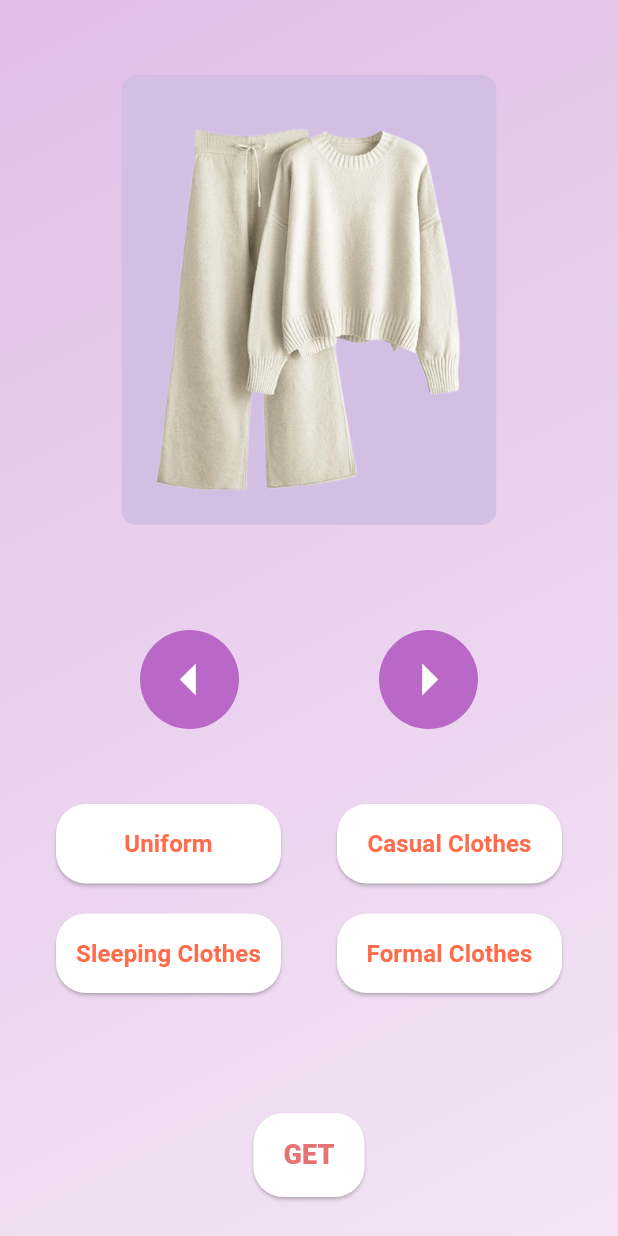
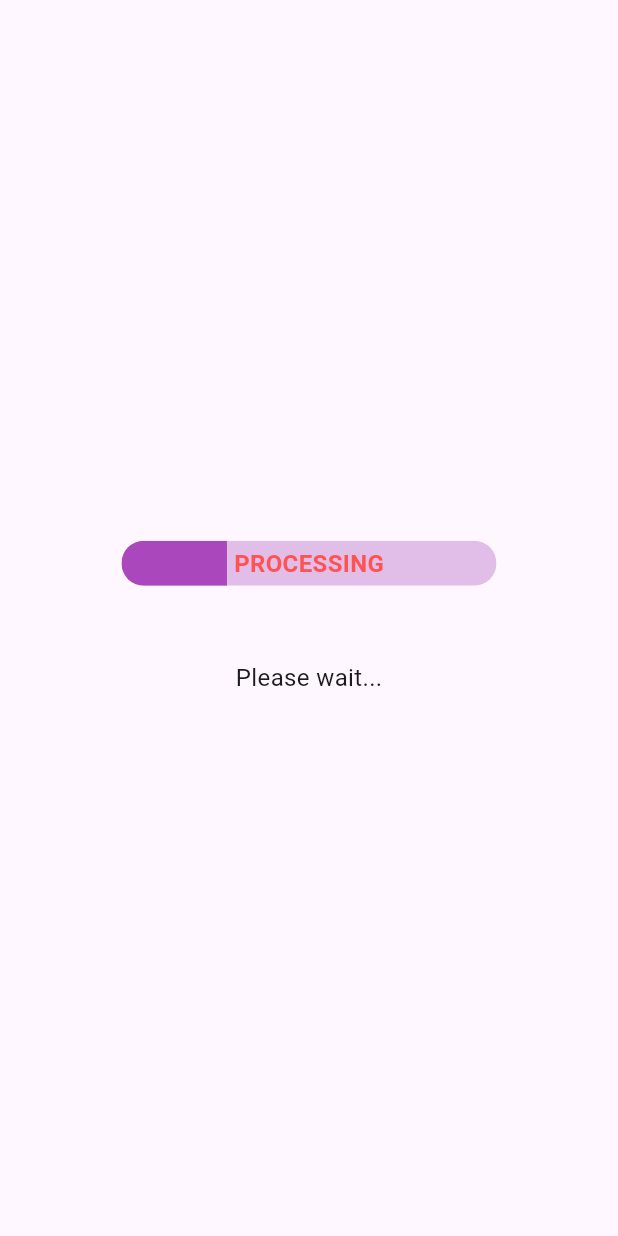
Before and after one commit to larleynn/Feroser, a Flutter app: the PickerPage screen opened directly, after a tap on "GET", on a phone screen of 412 x 824 dp. Run offline on Flutter 3.47's test engine with Material 3 defaults, Android fonts, the phone set to English and light mode, and no system bars; drawn by our look-alikes of carousel_slider.

Commit message:
Frontend Changes
Frontend Changes
-newly added dart pages
-dart pages modified

```diff
--- a/lib/PickerPage.dart
+++ b/lib/PickerPage.dart
@@ -1,6 +1,8 @@
 import 'dart:async';
+import 'package:carousel_slider/carousel_slider.dart';
 import 'package:flutter/material.dart';
-import 'package:carousel_slider/carousel_slider.dart';
+import 'prevNext.dart';
+import 'header.dart';
 
 class PickerPage extends StatefulWidget {
   const PickerPage({super.key});
@@ -10,7 +12,6 @@ class PickerPage extends StatefulWidget {
 }
 
 class _PickerPageState extends State<PickerPage> {
-  // List of image paths for the carousel
   final List<String> imagePaths = [
     'autopick/app/images/casual_clothes.png',
     'autopick/app/images/formal_clothes.png',
@@ -18,36 +19,53 @@ class _PickerPageState extends State<PickerPage> {
     'autopick/app/images/uniform.png',
   ];
 
-  // Variable to control the currently displayed image
+  int _currentIndex = 0;
+
   String? _selectedImage;
   Timer? _timer;
 
-  // Function to handle button press logic
   void _showImageForDuration(String imagePath) {
     setState(() {
-      _selectedImage = imagePath; // Set the selected image
+      _selectedImage = imagePath;
     });
 
-    // Cancel any existing timer
     _timer?.cancel();
 
-    // Set a timer to revert back to carousel after 3 seconds
     _timer = Timer(const Duration(seconds: 3), () {
       setState(() {
-        _selectedImage = null; // Reset to carousel mode
+        _selectedImage = null;
       });
+    });
+  }
+
+  void _nextImage() {
+    setState(() {
+      _currentIndex = (_currentIndex + 1) % imagePaths.length; // Go to next image
+      _selectedImage = imagePaths[_currentIndex];
+    });
+  }
+
+  void _previousImage() {
+    setState(() {
+      _currentIndex = (_currentIndex - 1 + imagePaths.length) % imagePaths.length; // Go to previous image
+      _selectedImage = imagePaths[_currentIndex];
     });
   }
 
   @override
   void dispose() {
-    _timer?.cancel(); // Cancel the timer when the widget is disposed
+    _timer?.cancel();
     super.dispose();
   }
 
   @override
   Widget build(BuildContext context) {
     return Scaffold(
+      extendBodyBehindAppBar: true,
+      appBar: const SharedHeader(
+        title: '',
+        showNotificationIcon: true,
+      ),
       body: Container(
         width: double.infinity,
         height: double.infinity,
@@ -65,16 +83,15 @@ class _PickerPageState extends State<PickerPage> {
           child: Column(
             mainAxisAlignment: MainAxisAlignment.center,
             children: [
-              const SizedBox(height: 50),
-              // Display either the selected image or the carousel
+              const SizedBox(height: 80),
               if (_selectedImage != null)
                 ClipRRect(
                   borderRadius: BorderRadius.circular(10),
                   child: Container(
                     width: 250,
                     height: 300,
-                    decoration: BoxDecoration(
-                      color: const Color(0xFFD4BFE4),
+                    decoration: const BoxDecoration(
+                      color: Color(0xFFD4BFE4),
                     ),
                     child: FittedBox(
                       fit: BoxFit.contain,
@@ -100,8 +117,8 @@ class _PickerPageState extends State<PickerPage> {
                       child: Container(
                         width: 250,
                         height: 300,
-                        decoration: BoxDecoration(
-                          color: const Color(0xFFD4BFE4),
+                        decoration: const BoxDecoration(
+                          color: Color(0xFFD4BFE4),
                         ),
                         child: FittedBox(
                           fit: BoxFit.contain,
@@ -115,8 +132,7 @@ class _PickerPageState extends State<PickerPage> {
                     );
                   }).toList(),
                 ),
-              const SizedBox(height: 70),
-              // Arrow Buttons
+              const SizedBox(height: 20),
               Row(
                 mainAxisAlignment: MainAxisAlignment.spaceEvenly,
                 children: [
@@ -127,9 +143,7 @@ class _PickerPageState extends State<PickerPage> {
                     ),
                     child: IconButton(
                       icon: const Icon(Icons.arrow_left, size: 50, color: Colors.white),
-                      onPressed: () {
-                        // Logic to rotate or pick previous item
-                      },
+                      onPressed: _previousImage, // Call _previousImage on press
                     ),
                   ),
                   Container(
@@ -139,15 +153,12 @@ class _PickerPageState extends State<PickerPage> {
                     ),
                     child: IconButton(
                       icon: const Icon(Icons.arrow_right, size: 50, color: Colors.white),
-                      onPressed: () {
-                        // Logic to rotate or pick next item
-                      },
+                      onPressed: _nextImage, // Call _nextImage on press
                     ),
                   ),
                 ],
               ),
-              const SizedBox(height: 50),
-              // Additional Buttons Below Arrows
+              const SizedBox(height: 30),
               Column(
                 children: [
                   Row(
@@ -157,7 +168,7 @@ class _PickerPageState extends State<PickerPage> {
                         width: 150,
                         child: ElevatedButton(
                           style: ElevatedButton.styleFrom(
-                            foregroundColor: const Color(0xFFFF6C4B),
+                            foregroundColor: Colors.redAccent,
                             backgroundColor: Colors.white,
                             shape: RoundedRectangleBorder(
                               borderRadius: BorderRadius.circular(20),
@@ -165,21 +176,14 @@ class _PickerPageState extends State<PickerPage> {
                             padding: const EdgeInsets.symmetric(vertical: 15),
                           ),
                           onPressed: () => _showImageForDuration('autopick/app/images/uniform.png'),
-                          child: const Text(
-                            'Uniform',
-                            textAlign: TextAlign.center,
-                            style: TextStyle(
-                              fontSize: 16,
-                              fontWeight: FontWeight.bold,
-                            ),
-                          ),
+                          child: const Text('Uniform', style: TextStyle(fontSize: 16, fontWeight: FontWeight.bold)),
                         ),
                       ),
                       SizedBox(
                         width: 150,
                         child: ElevatedButton(
                           style: ElevatedButton.styleFrom(
-                            foregroundColor: const Color(0xFFFF6C4B),
+                            foregroundColor: Colors.redAccent,
                             backgroundColor: Colors.white,
                             shape: RoundedRectangleBorder(
                               borderRadius: BorderRadius.circular(20),
@@ -187,19 +191,12 @@ class _PickerPageState extends State<PickerPage> {
                             padding: const EdgeInsets.symmetric(vertical: 15),
                           ),
                           onPressed: () => _showImageForDuration('autopick/app/images/casual_clothes.png'),
-                          child: const Text(
-                            'Casual Clothes',
-                            textAlign: TextAlign.center,
-                            style: TextStyle(
-                              fontSize: 16,
-                              fontWeight: FontWeight.bold,
-                            ),
-                          ),
+                          child: const Text('Casual Clothes', style: TextStyle(fontSize: 16, fontWeight: FontWeight.bold)),
                         ),
                       ),
                     ],
                   ),
-                  const SizedBox(height: 20),
+                  const SizedBox(height: 10),
                   Row(
                     mainAxisAlignment: MainAxisAlignment.spaceEvenly,
                     children: [
@@ -207,7 +204,7 @@ class _PickerPageState extends State<PickerPage> {
                         width: 150,
                         child: ElevatedButton(
                           style: ElevatedButton.styleFrom(
-                            foregroundColor: const Color(0xFFFF6C4B),
+                            foregroundColor: Colors.redAccent,
                             backgroundColor: Colors.white,
                             shape: RoundedRectangleBorder(
                               borderRadius: BorderRadius.circular(20),
@@ -215,21 +212,14 @@ class _PickerPageState extends State<PickerPage> {
                             padding: const EdgeInsets.symmetric(vertical: 15),
                           ),
                           onPressed: () => _showImageForDuration('autopick/app/images/sleeping_clothes.png'),
-                          child: const Text(
-                            'Sleeping Clothes',
-                            textAlign: TextAlign.center,
-                            style: TextStyle(
-                              fontSize: 16,
-                              fontWeight: FontWeight.bold,
-                            ),
-                          ),
+                          child: const Text('Sleeping Clothes', style: TextStyle(fontSize: 16, fontWeight: FontWeight.bold)),
                         ),
                       ),
                       SizedBox(
                         width: 150,
                         child: ElevatedButton(
                           style: ElevatedButton.styleFrom(
-                            foregroundColor: const Color(0xFFFF6C4B),
+                            foregroundColor: Colors.redAccent,
                             backgroundColor: Colors.white,
                             shape: RoundedRectangleBorder(
                               borderRadius: BorderRadius.circular(20),
@@ -237,25 +227,17 @@ class _PickerPageState extends State<PickerPage> {
                             padding: const EdgeInsets.symmetric(vertical: 15),
                           ),
                           onPressed: () => _showImageForDuration('autopick/app/images/formal_clothes.png'),
-                          child: const Text(
-                            'Formal Clothes',
-                            textAlign: TextAlign.center,
-                            style: TextStyle(
-                              fontSize: 16,
-                              fontWeight: FontWeight.bold,
-                            ),
-                          ),
+                          child: const Text('Formal Clothes', style: TextStyle(fontSize: 16, fontWeight: FontWeight.bold)),
                         ),
                       ),
                     ],
                   ),
                 ],
               ),
-              const SizedBox(height: 80),
-              // Get Button
+              const SizedBox(height: 30),
               ElevatedButton(
                 style: ElevatedButton.styleFrom(
-                  foregroundColor: Colors.red[300],
+                  foregroundColor: Colors.redAccent,
                   backgroundColor: Colors.white,
                   shape: RoundedRectangleBorder(
                     borderRadius: BorderRadius.circular(20),
@@ -263,15 +245,13 @@ class _PickerPageState extends State<PickerPage> {
                   padding: const EdgeInsets.symmetric(horizontal: 20, vertical: 15),
                 ),
                 onPressed: () {
-                  // Add Onclick Navigation
+                  Navigator.of(context).push(
+                    MaterialPageRoute(builder: (_) => const ProcessingScreen()),
+                  );
                 },
-                child: Text(
+                child: const Text(
                   'GET',
-                  style: TextStyle(
-                    fontSize: 18,
-                    fontWeight: FontWeight.w900,
-                    color: Colors.red[300],
-                  ),
+                  style: TextStyle(fontSize: 18, fontWeight: FontWeight.w900, color: Colors.redAccent),
                 ),
               ),
               const SizedBox(height: 50),
@@ -282,3 +262,97 @@ class _PickerPageState extends State<PickerPage> {
     );
   }
 }
+
+class ProcessingScreen extends StatefulWidget {
+  const ProcessingScreen({super.key});
+
+  @override
+  State<ProcessingScreen> createState() => _ProcessingScreenState();
+}
+
+class _ProcessingScreenState extends State<ProcessingScreen> with SingleTickerProviderStateMixin {
+  late AnimationController _controller;
+  late Animation<double> _animation;
+
+  @override
+  void initState() {
+    super.initState();
+
+    // Initialize the animation controller
+    _controller = AnimationController(
+      vsync: this,
+      duration: const Duration(seconds: 3),
+    )..repeat(reverse: false); // Loop the animation
+
+    // Create a tween animation from 0.0 to 1.0 for the progress indicator
+    _animation = Tween<double>(begin: 0.0, end: 1.0).animate(
+      CurvedAnimation(parent: _controller, curve: Curves.easeInOut),
+    );
+
+    // Navigate to the next screen when animation completes
+    Future.delayed(const Duration(seconds: 3), () {
+      Navigator.of(context).pushReplacement(
+        MaterialPageRoute(builder: (_) => const prevNext()),
+      );
+    });
+  }
+
+  @override
+  void dispose() {
+    _controller.dispose();
+    super.dispose();
+  }
+
+  @override
+  Widget build(BuildContext context) {
+    return Scaffold(
+      body: Center(
+        child: Column(
+          mainAxisAlignment: MainAxisAlignment.center,
+          children: [
+            Stack(
+              children: [
+                // Animated Linear Progress Indicator
+                ClipRRect(
+                  borderRadius: BorderRadius.circular(20),
+                  child: SizedBox(
+                    width: 250,
+                    height: 30,
+                    child: AnimatedBuilder(
+                      animation: _animation,
+                      builder: (context, child) {
+                        return LinearProgressIndicator(
+                          value: _animation.value,
+                          backgroundColor: Colors.purple[100],
+                          valueColor: AlwaysStoppedAnimation<Color>(Colors.purple[400]!),
+                        );
+                      },
+                    ),
+                  ),
+                ),
+                // Centered Text
+                const Positioned.fill(
+                  child: Center(
+                    child: Text(
+                      "PROCESSING",
+                      style: TextStyle(
+                        fontSize: 16,
+                        fontWeight: FontWeight.bold,
+                        color: Colors.redAccent,
+                      ),
+                    ),
+                  ),
+                ),
+              ],
+            ),
+            const SizedBox(height: 50),
+            const Text(
+              'Please wait...',
+              style: TextStyle(fontSize: 16, fontWeight: FontWeight.w400),
+            ),
+          ],
+        ),
+      ),
+    );
+  }
+}
--- /dev/null
+++ b/lib/header.dart
@@ -0,0 +1,68 @@
+import 'package:flutter/material.dart';
+import 'NotificationScreen.dart';
+
+class SharedHeader extends StatelessWidget implements PreferredSizeWidget {
+  final String title; // Optional title for the AppBar
+  final bool showNotificationIcon; // Toggle notification icon
+  final bool showBackButton; // Toggle back button
+  final VoidCallback? onBackButtonPressed; // Custom back button action
+
+  const SharedHeader({
+    super.key,
+    this.title = '',
+    this.showNotificationIcon = true,
+    this.showBackButton = true,
+    this.onBackButtonPressed,
+  });
+
+  @override
+  Widget build(BuildContext context) {
+    return AppBar(
+      backgroundColor: Colors.transparent, // Makes the AppBar transparent
+      elevation: 0, // Removes shadow
+      centerTitle: false,
+      leading: showBackButton
+          ? IconButton(
+        onPressed: onBackButtonPressed ?? () => Navigator.pop(context),
+        icon: const Icon(
+          Icons.arrow_back_ios_new,
+          color: Colors.redAccent,
+        ),
+      )
+          : null,
+      title: Text(
+        title,
+        style: const TextStyle(
+          color: Colors.redAccent,
+          fontSize: 20,
+          fontWeight: FontWeight.bold,
+        ),
+      ),
+      actions: showNotificationIcon
+          ? [
+        Padding(
+          padding: const EdgeInsets.only(right: 14.0, top: 8.0), // Adjusts the placement
+          child: IconButton(
+            onPressed: () {
+              // Navigate to the Notification Screen
+              Navigator.push(
+                context,
+                MaterialPageRoute(
+                  builder: (context) => const NotificationScreen(),
+                ),
+              );
+            },
+            icon: const Icon(
+              Icons.notifications,
+              color: Colors.redAccent,
+            ),
+          ),
+        ),
+      ]
+          : null,
+    );
+  }
+
+  @override
+  Size get preferredSize => const Size.fromHeight(kToolbarHeight);
+}
```
Also changed, not shown: lib/LandingPage.dart (+52 -12 lines), lib/NotificationScreen.dart (added, +52 -0 lines), lib/WelcomePage.dart (+9 -3 lines), lib/prevNext.dart (added, +228 -0 lines), pubspec.yaml (+7 -0 lines), autopick/app/images/jeans.png (added), autopick/app/images/lheyyy.png (added), autopick/app/images/model.png (added), autopick/app/images/pose.png (added), autopick/app/images/sandals.png (added), autopick/app/images/suit.png (added), autopick/app/images/tshirt-removebg-preview.png (added).
